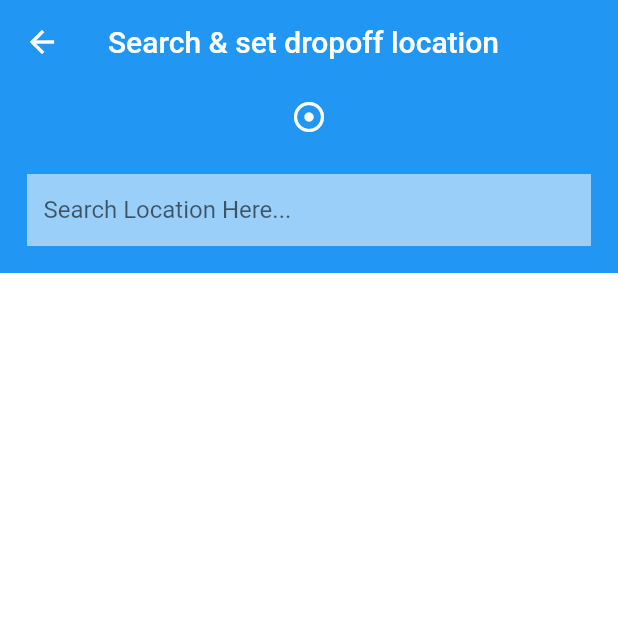
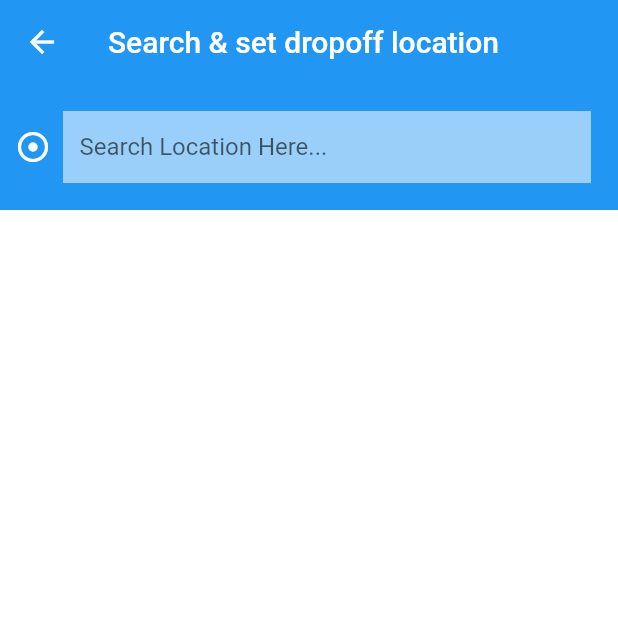
Before and after one commit to mujtaba806/users, a Flutter app: the SearchPlacesScreen screen opened directly, on a phone screen of 412 x 824 dp, the top half of it. Run offline on Flutter 3.47's test engine with Material 2 defaults, Android fonts, the phone set to English and light mode, and no system bars; our stand-ins replace email_validator, firebase_auth, firebase_core, firebase_database, fluttertoast, geolocator and 3 more; missing offline and left inert: flutter_polyline_points, geocoder2; accounts and stored records are empty; network calls fail.

Commit message:
part 7 complee

```diff
--- a/lib/screens/search_places_screen.dart
+++ b/lib/screens/search_places_screen.dart
@@ -1,5 +1,3 @@
-import 'dart:convert';
-
 import 'package:flutter/material.dart';
 import 'package:users/Assistant/request_assistant.dart';
 import 'package:users/Models/predicted_places.dart';
@@ -70,7 +68,7 @@ class _SearchPlacesScreenState extends State<SearchPlacesScreen> {
             Container(
               decoration: BoxDecoration(
                   color: darkTheme ? Colors.amber.shade400 : Colors.blue,
-                  boxShadow: [
+                  boxShadow: const [
                     BoxShadow(
                         color: Colors.white54,
                         blurRadius: 8,
@@ -78,19 +76,19 @@ class _SearchPlacesScreenState extends State<SearchPlacesScreen> {
                         offset: Offset(0.7, 0.7))
                   ]),
               child: Padding(
-                padding: EdgeInsets.all(10),
-                child: Column(
+                padding: const EdgeInsets.all(10),
+                child: Row(
                   children: [
                     Icon(
                       Icons.adjust_sharp,
                       color: darkTheme ? Colors.black : Colors.white,
                     ),
-                    SizedBox(
+                    const SizedBox(
                       height: 18.0,
                     ),
                     Expanded(
                       child: Padding(
-                        padding: EdgeInsets.all(8),
+                        padding: const EdgeInsets.all(8),
                         child: TextField(
                           onChanged: (value) {
                             findPlaceAutoCompleteSearch(value);
@@ -101,7 +99,7 @@ class _SearchPlacesScreenState extends State<SearchPlacesScreen> {
                                   darkTheme ? Colors.black : Colors.white54,
                               filled: true,
                               border: InputBorder.none,
-                              contentPadding: EdgeInsets.only(
+                              contentPadding: const EdgeInsets.only(
                                 left: 11,
                                 top: 8,
                                 bottom: 8,
@@ -114,11 +112,12 @@ class _SearchPlacesScreenState extends State<SearchPlacesScreen> {
               ),
             ),
             //display place prediction result
-            (placesPredictedList.length > 0)
+            (placesPredictedList.isNotEmpty)
                 ? Expanded(
+                    // Wrap the ListView with Expanded
                     child: ListView.separated(
                       itemCount: placesPredictedList.length,
-                      physics: ClampingScrollPhysics(),
+                      physics: const ClampingScrollPhysics(),
                       itemBuilder: (context, index) {
                         return PlacePredictionTileDesign(
                           predictedPlaces: placesPredictedList[index],
```
